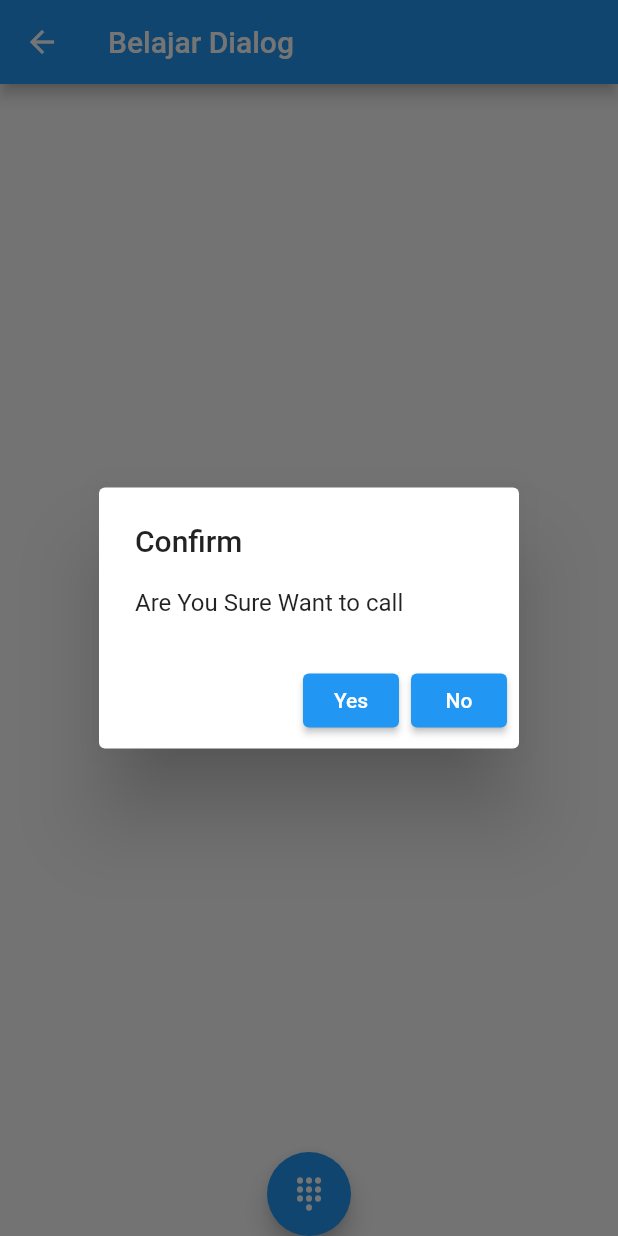
After one commit to dofirfauzi/belajar_flutter, a Flutter app: the DialogWidget screen opened directly, after a tap on the "dialpad" icon, on a phone screen of 412 x 824 dp. The commit adds this screen. Run offline on Flutter 3.47's test engine with Material 2 defaults, Android fonts, the phone set to English and light mode, and no system bars.

Commit message:
belajar alert dialog

```diff
--- a/lib/model/menu.dart
+++ b/lib/model/menu.dart
@@ -22,4 +22,5 @@ var menus = [
   Menu(name: 'Belajar Mapping List', page: const Map()),
   Menu(name: 'Belajar Tap Bar Widget', page: const TabBarWidget()),
   Menu(name: 'Belajar Text Field Widget', page: const TextFieldWidget()),
+  Menu(name: 'Belajar Dialog Widget', page: const DialogWidget()),
 ];
--- /dev/null
+++ b/lib/screen/dialog_widget/dialog_widget.dart
@@ -0,0 +1,40 @@
+import 'package:flutter/material.dart';
+
+class DialogWidget extends StatelessWidget {
+  const DialogWidget({super.key});
+
+  @override
+  Widget build(BuildContext context) {
+    return Scaffold(
+      appBar: AppBar(
+        title: const Text('Belajar Dialog'),
+      ),
+      floatingActionButton: FloatingActionButton(
+        onPressed: () {
+          showDialog(
+              context: context,
+              builder: (context) {
+                return AlertDialog(
+                  title: const Text('Confirm'),
+                  content: const Text('Are You Sure Want to call'),
+                  actions: [
+                    ElevatedButton(
+                        onPressed: () {
+                          Navigator.of(context).pop();
+                        },
+                        child: const Text('Yes')),
+                    ElevatedButton(
+                        onPressed: () {
+                          Navigator.of(context).pop();
+                        },
+                        child: const Text('No'))
+                  ],
+                );
+              });
+        },
+        child: const Icon(Icons.dialpad),
+      ),
+      floatingActionButtonLocation: FloatingActionButtonLocation.centerDocked,
+    );
+  }
+}
--- a/lib/screen/screen.dart
+++ b/lib/screen/screen.dart
@@ -7,3 +7,4 @@ export './text/text_widget.dart';
 export './app_bar_widget/app_bar_widget.dart';
 export './tab_bar_widget/tab_bar_widget.dart';
 export './text_field_widget/text_field_widget.dart';
+export './dialog_widget/dialog_widget.dart';
```
